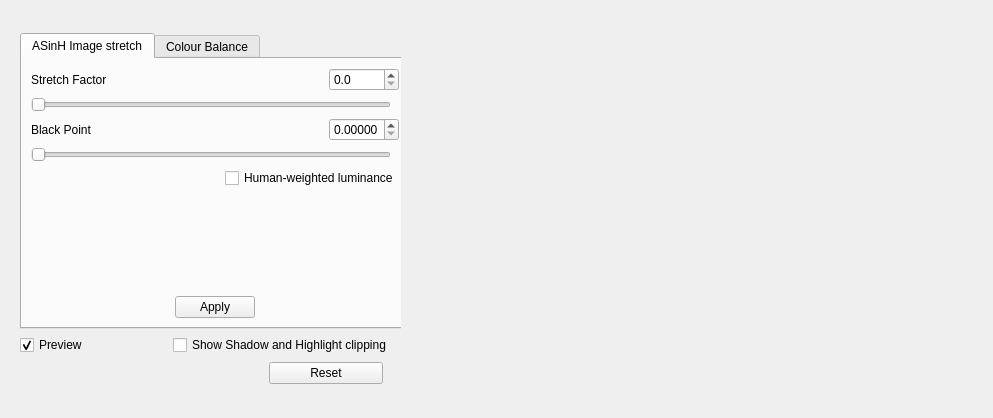
First picture: the form in DeepSkyStacker/ui/ProcessingControls.ui, repository deepskystacker/DSS, before the edit.
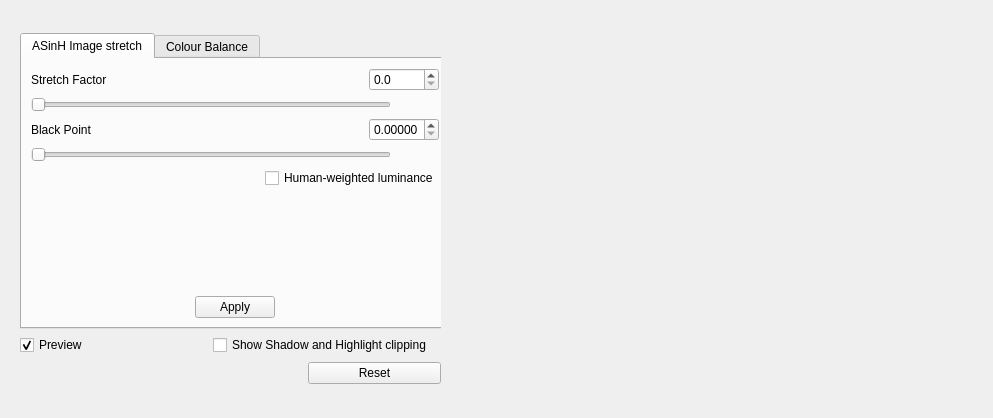
Second picture: the form after the edit. Icons and pictures are not drawn.

Commit message: Increase size of controls to prevent clipping of text in Romanian

Diff of the .ui file:
```diff
--- a/DeepSkyStacker/ui/ProcessingControls.ui
+++ b/DeepSkyStacker/ui/ProcessingControls.ui
@@ -18,13 +18,13 @@
     <widget class="QWidget" name="widget" native="true">
      <property name="minimumSize">
       <size>
-       <width>390</width>
+       <width>430</width>
        <height>370</height>
       </size>
      </property>
      <property name="maximumSize">
       <size>
-       <width>390</width>
+       <width>430</width>
        <height>370</height>
       </size>
      </property>
@@ -33,13 +33,13 @@
        <widget class="QTabWidget" name="tabWidget">
         <property name="minimumSize">
          <size>
-          <width>390</width>
+          <width>430</width>
           <height>0</height>
          </size>
         </property>
         <property name="maximumSize">
          <size>
-          <width>390</width>
+          <width>430</width>
           <height>16777215</height>
          </size>
         </property>
@@ -513,13 +513,13 @@
        <widget class="QWidget" name="buttonWidget" native="true">
         <property name="minimumSize">
          <size>
-          <width>350</width>
+          <width>430</width>
           <height>0</height>
          </size>
         </property>
         <property name="maximumSize">
          <size>
-          <width>390</width>
+          <width>430</width>
           <height>16777215</height>
          </size>
         </property>
```
